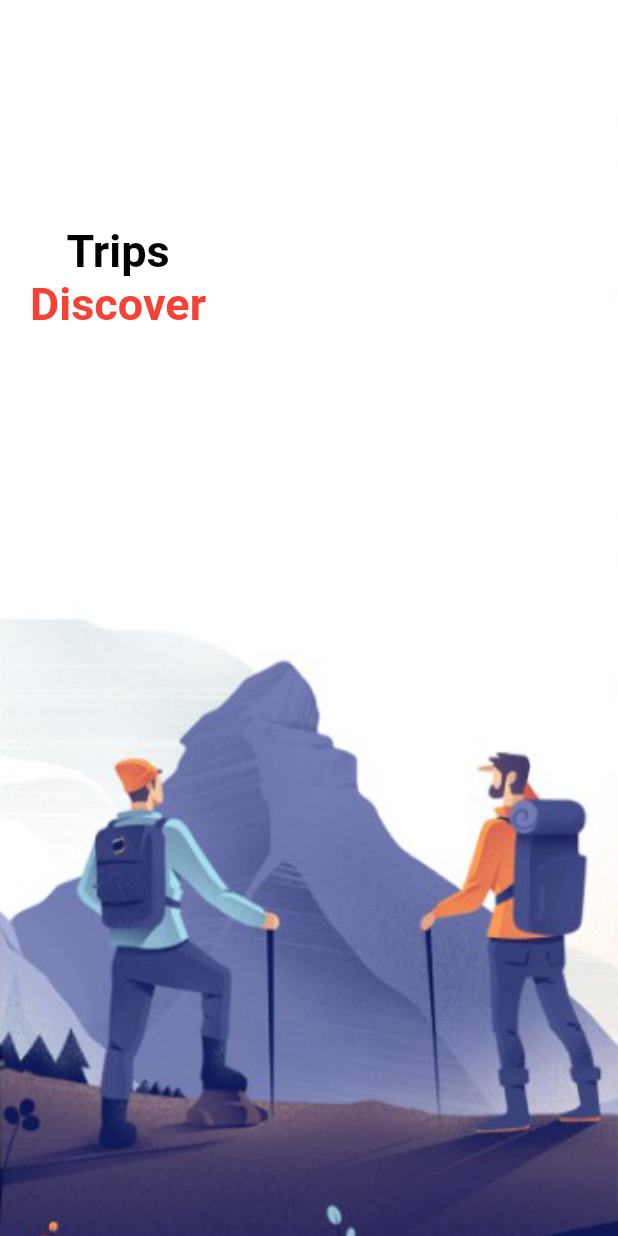
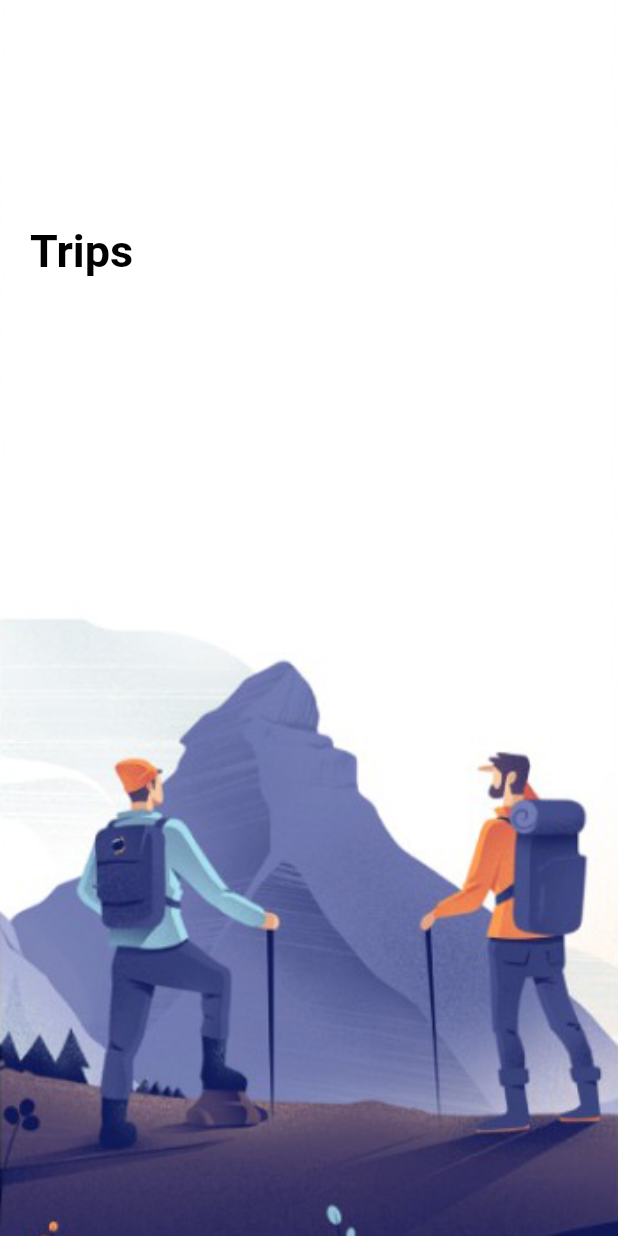
Before and after one commit to imjmakki/Travel-App, a Flutter app: the screen it shows after launch, on a phone screen of 412 x 824 dp. Run offline on Flutter 3.47's test engine with Material 2 defaults, Android fonts, the phone set to English and light mode, and no system bars.

Commit message:
Travel Project

```diff
--- a/lib/pages/welcome_page.dart
+++ b/lib/pages/welcome_page.dart
@@ -37,10 +37,6 @@ class _WelcomePageState extends State<WelcomePage> {
                     Column(
                       children: [
                         AppLargeText(text: "Trips"),
-                        AppLargeText(
-                          text: "Discover",
-                          color: Colors.red,
-                        ),
                       ],
                     ),
                   ],
```
